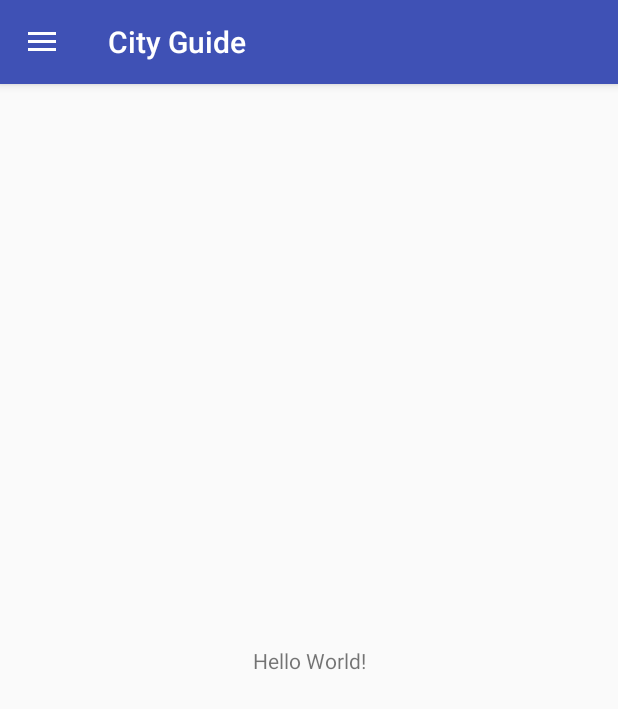
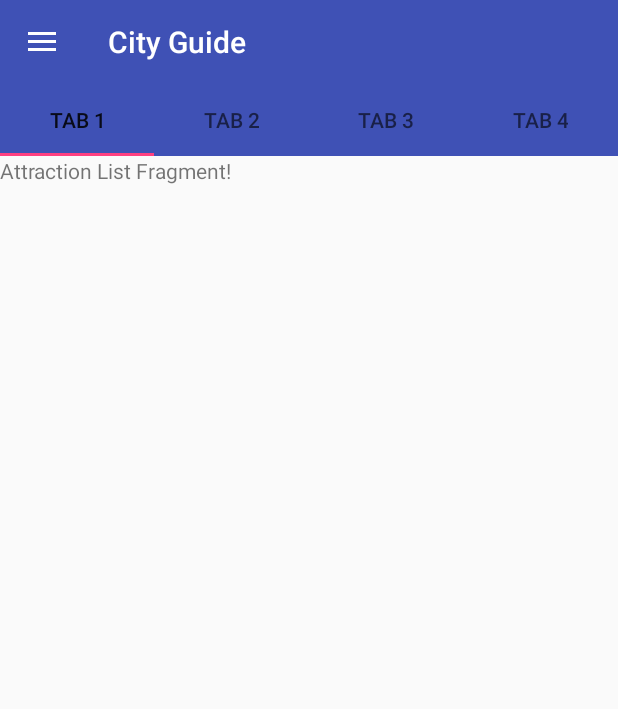
Before and after one commit to maerlyngb/city-guide, an Android app: the screen it shows after launch (MainActivity), on a phone screen of 412 x 824 dp. Shown: the top 709 px of the screen. Run offline under Robolectric (Android 15) with nearby library versions, the phone set to English and light mode, and no system bars.

Commit message:
added tabbed layout

```diff
--- /dev/null
+++ b/app/src/main/java/io/maerlyn/cityguide/AttractionListFragment.java
@@ -0,0 +1,30 @@
+package io.maerlyn.cityguide;
+
+import android.app.Activity;
+import android.os.Bundle;
+import android.support.v4.app.Fragment;
+import android.view.LayoutInflater;
+import android.view.View;
+import android.view.ViewGroup;
+import android.widget.ListView;
+
+/**
+ * Created by maerlyn on 19/11/17.
+ */
+
+public class AttractionListFragment extends Fragment {
+
+    public AttractionListFragment(){
+        // mandatory empty constructor
+    }
+
+
+
+
+    @Override
+    public View onCreateView(LayoutInflater inflater, ViewGroup container, Bundle savedInstanceState) {
+        View rootView = inflater.inflate(R.layout.attraction_list, container, false);
+
+        return rootView;
+    }
+}
--- /dev/null
+++ b/app/src/main/java/io/maerlyn/cityguide/FragmentAdapter.java
@@ -0,0 +1,43 @@
+package io.maerlyn.cityguide;
+
+import android.support.v4.app.Fragment;
+import android.support.v4.app.FragmentManager;
+import android.support.v4.app.FragmentPagerAdapter;
+
+import java.util.ArrayList;
+import java.util.List;
+
+/**
+ * Created by maerlyn on 19/11/17.
+ */
+
+public class FragmentAdapter extends FragmentPagerAdapter {
+
+    private final List<Fragment> fragments = new ArrayList<>();
+    private final List<String> fragmentTitles = new ArrayList<>();
+
+    public FragmentAdapter(FragmentManager fragmentManager) {
+        super(fragmentManager);
+    }
+
+    public void addFragment(Fragment fragment, String title) {
+        fragments.add(fragment);
+        fragmentTitles.add(title);
+    }
+
+    @Override
+    public Fragment getItem(int position) {
+        return fragments.get(position);
+    }
+
+    @Override
+    public CharSequence getPageTitle(int position) {
+        // Generate title based on item position
+        return fragmentTitles.get(position);
+    }
+
+    @Override
+    public int getCount() {
+        return fragments.size();
+    }
+}
--- a/app/src/main/java/io/maerlyn/cityguide/MainActivity.java
+++ b/app/src/main/java/io/maerlyn/cityguide/MainActivity.java
@@ -2,7 +2,9 @@ package io.maerlyn.cityguide;
 
 import android.os.Bundle;
 import android.support.design.widget.NavigationView;
+import android.support.design.widget.TabLayout;
 import android.support.v4.view.GravityCompat;
+import android.support.v4.view.ViewPager;
 import android.support.v4.widget.DrawerLayout;
 import android.support.v7.app.ActionBarDrawerToggle;
 import android.support.v7.app.AppCompatActivity;
@@ -32,6 +34,17 @@ public class MainActivity extends AppCompatActivity
         // listen for nav items being clicked
         NavigationView navigationView = findViewById(R.id.nav_view);
         navigationView.setNavigationItemSelectedListener(this);
+
+
+        // setup tabbed content
+        ViewPager viewPager = findViewById(R.id.viewpager);
+        if (viewPager != null) {
+            setupViewPager(viewPager);
+        }
+
+        // display tabbed content
+        TabLayout tabLayout = findViewById(R.id.sliding_tabs);
+        tabLayout.setupWithViewPager(viewPager);
     }
 
     /**
@@ -84,4 +97,19 @@ public class MainActivity extends AppCompatActivity
         drawer.closeDrawer(GravityCompat.START);
         return true;
     }
+
+    /**
+     * Display tabbed content
+     *
+     * @param viewPager pager that handles swiping through tabs
+     */
+    private void setupViewPager(ViewPager viewPager) {
+        FragmentAdapter fragmentAdapter = new FragmentAdapter(getSupportFragmentManager());
+        fragmentAdapter.addFragment(new AttractionListFragment(), "Tab 1");
+        fragmentAdapter.addFragment(new AttractionListFragment(), "Tab 2");
+        fragmentAdapter.addFragment(new AttractionListFragment(), "Tab 3");
+        fragmentAdapter.addFragment(new AttractionListFragment(), "Tab 4");
+
+        viewPager.setAdapter(fragmentAdapter);
+    }
 }
--- a/app/src/main/res/layout/app_bar_main.xml
+++ b/app/src/main/res/layout/app_bar_main.xml
@@ -8,13 +8,15 @@
 
     <!-- Tool Bar Container -->
     <android.support.design.widget.AppBarLayout
-        style="@style/ToolbarContainer">
+        style="@style/ToolbarContainer"
+        app:elevation="0dp">
 
         <!-- Toolbar -->
         <android.support.v7.widget.Toolbar
             android:id="@+id/toolbar"
             style="@style/Toolbar"
-            app:popupTheme="@style/AppTheme.PopupOverlay" />
+            app:layout_scrollFlags="scroll|enterAlways|snap"
+            app:popupTheme="@style/ThemeOverlay.AppCompat.Light"/>
 
     </android.support.design.widget.AppBarLayout>
 
--- /dev/null
+++ b/app/src/main/res/layout/attraction_list.xml
@@ -0,0 +1,10 @@
+<?xml version="1.0" encoding="utf-8"?>
+<LinearLayout xmlns:android="http://schemas.android.com/apk/res/android"
+    android:layout_width="match_parent"
+    android:layout_height="match_parent">
+
+    <TextView
+        android:layout_width="match_parent"
+        android:layout_height="wrap_content"
+        android:text="Attraction List Fragment!" />
+</LinearLayout>
--- a/app/src/main/res/layout/content_main.xml
+++ b/app/src/main/res/layout/content_main.xml
@@ -7,13 +7,20 @@
     tools:context="io.maerlyn.cityguide.MainActivity"
     tools:showIn="@layout/app_bar_main">
 
-    <TextView
-        android:layout_width="wrap_content"
-        android:layout_height="wrap_content"
-        android:text="Hello World!"
-        app:layout_constraintBottom_toBottomOf="parent"
-        app:layout_constraintLeft_toLeftOf="parent"
-        app:layout_constraintRight_toRightOf="parent"
-        app:layout_constraintTop_toTopOf="parent" />
+    <LinearLayout
+        style="@style/MatchParent"
+        android:orientation="vertical">
+
+        <android.support.design.widget.TabLayout
+            android:id="@+id/sliding_tabs"
+            android:layout_width="match_parent"
+            android:layout_height="wrap_content"
+            android:background="@color/colorPrimary"
+            app:tabMode="fixed" />
+
+        <android.support.v4.view.ViewPager
+            android:id="@+id/viewpager"
+            style="@style/MatchParent" />
+    </LinearLayout>
 
 </android.support.constraint.ConstraintLayout>
--- a/app/src/main/res/values/styles.xml
+++ b/app/src/main/res/values/styles.xml
@@ -48,7 +48,7 @@
     <!-- Toolbar -->
 
     <style name="ToolbarContainer" parent="FullWidth">
-        <item name="android:theme">@style/AppTheme.AppBarOverlay</item>
+        <item name="android:theme">@style/ThemeOverlay.AppCompat.Dark.ActionBar</item>
     </style>
 
     <style name="Toolbar" parent="FullWidth">
```
